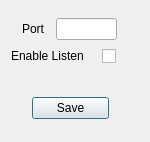
bjpetit/linbpq, file QT/QtTermTCP/ListenPort.ui: the form before one commit.
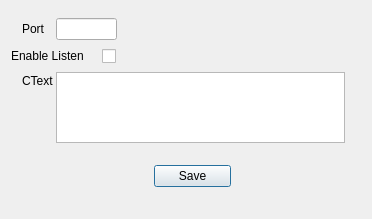
The form after the commit.

```diff
--- a/QT/QtTermTCP/ListenPort.ui
+++ b/QT/QtTermTCP/ListenPort.ui
@@ -6,8 +6,8 @@
    <rect>
     <x>0</x>
     <y>0</y>
-    <width>150</width>
-    <height>142</height>
+    <width>372</width>
+    <height>219</height>
    </rect>
   </property>
   <property name="windowTitle">
@@ -28,7 +28,7 @@
     <rect>
      <x>22</x>
      <y>18</y>
-     <width>55</width>
+     <width>31</width>
      <height>21</height>
     </rect>
    </property>
@@ -55,8 +55,8 @@
   <widget class="QDialogButtonBox" name="buttonBox">
    <property name="geometry">
     <rect>
-     <x>32</x>
-     <y>94</y>
+     <x>154</x>
+     <y>162</y>
      <width>77</width>
      <height>28</height>
     </rect>
@@ -65,6 +65,29 @@
     <set>QDialogButtonBox::Save</set>
    </property>
   </widget>
+  <widget class="QLabel" name="label_2">
+   <property name="geometry">
+    <rect>
+     <x>22</x>
+     <y>70</y>
+     <width>47</width>
+     <height>21</height>
+    </rect>
+   </property>
+   <property name="text">
+    <string>CText</string>
+   </property>
+  </widget>
+  <widget class="QTextEdit" name="CText">
+   <property name="geometry">
+    <rect>
+     <x>56</x>
+     <y>72</y>
+     <width>289</width>
+     <height>71</height>
+    </rect>
+   </property>
+  </widget>
  </widget>
  <resources/>
  <connections/>
```
